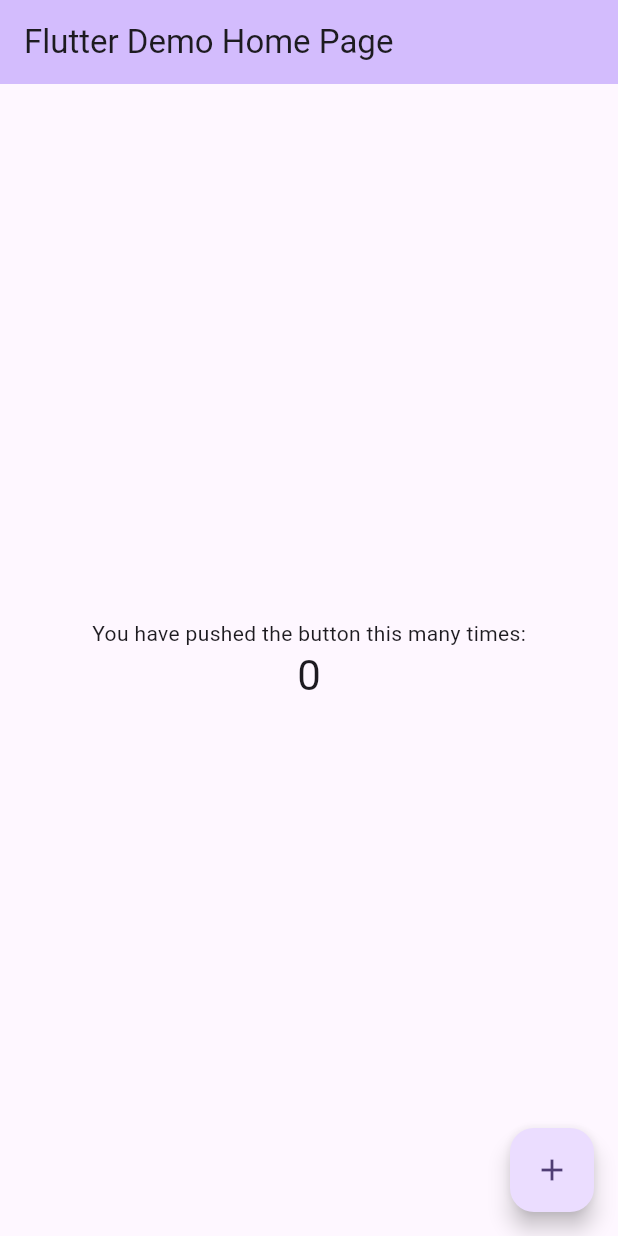
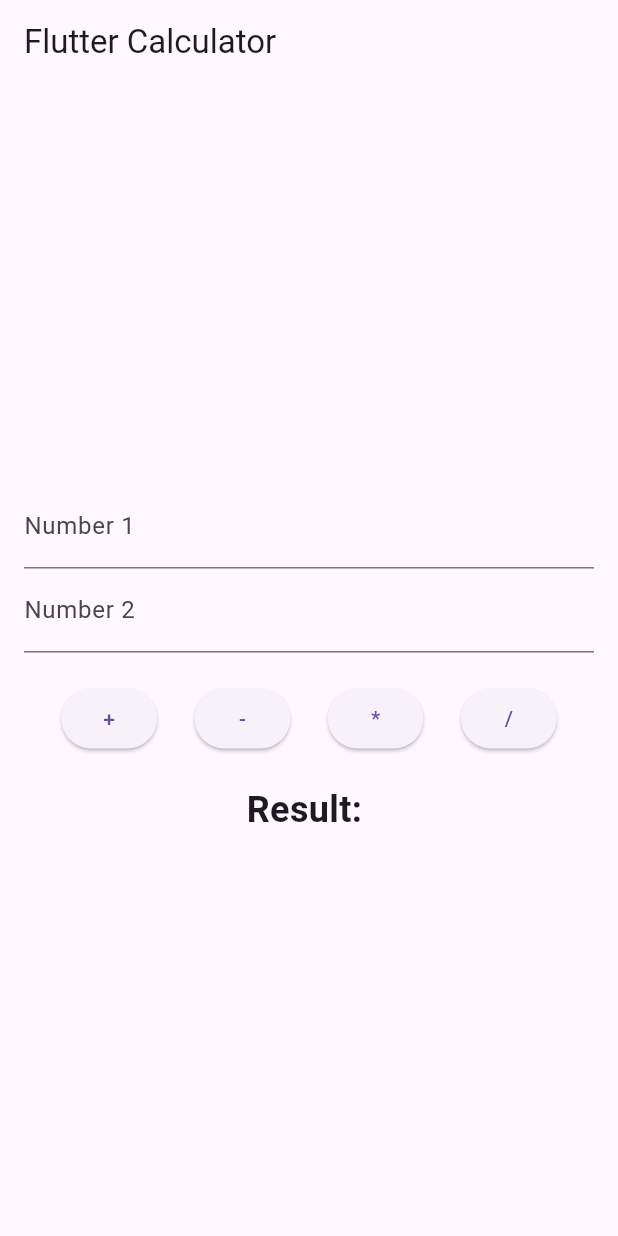
Before and after one commit to PTD-269/android-calculator, a Flutter app: the screen it shows after launch, on a phone screen of 412 x 824 dp. Run offline on Flutter 3.47's test engine with Material 3 defaults, Android fonts, the phone set to English and light mode, and no system bars.

Commit message:
init app

```diff
--- a/lib/main.dart
+++ b/lib/main.dart
@@ -1,125 +1,21 @@
 import 'package:flutter/material.dart';
+import 'view.dart';
 
 void main() {
   runApp(const MyApp());
 }
 
 class MyApp extends StatelessWidget {
-  const MyApp({super.key});
+  const MyApp({Key? key}) : super(key: key);
 
-  // This widget is the root of your application.
   @override
   Widget build(BuildContext context) {
     return MaterialApp(
-      title: 'Flutter Demo',
+      title: 'Flutter Calculator',
       theme: ThemeData(
-        // This is the theme of your application.
-        //
-        // TRY THIS: Try running your application with "flutter run". You'll see
-        // the application has a purple toolbar. Then, without quitting the app,
-        // try changing the seedColor in the colorScheme below to Colors.green
-        // and then invoke "hot reload" (save your changes or press the "hot
-        // reload" button in a Flutter-supported IDE, or press "r" if you used
-        // the command line to start the app).
-        //
-        // Notice that the counter didn't reset back to zero; the application
-        // state is not lost during the reload. To reset the state, use hot
-        // restart instead.
-        //
-        // This works for code too, not just values: Most code changes can be
-        // tested with just a hot reload.
-        colorScheme: ColorScheme.fromSeed(seedColor: Colors.deepPurple),
-        useMaterial3: true,
+        primarySwatch: Colors.blue,
       ),
-      home: const MyHomePage(title: 'Flutter Demo Home Page'),
+      home: const CalculatorView(),
     );
   }
 }
-
-class MyHomePage extends StatefulWidget {
-  const MyHomePage({super.key, required this.title});
-
-  // This widget is the home page of your application. It is stateful, meaning
-  // that it has a State object (defined below) that contains fields that affect
-  // how it looks.
-
-  // This class is the configuration for the state. It holds the values (in this
-  // case the title) provided by the parent (in this case the App widget) and
-  // used by the build method of the State. Fields in a Widget subclass are
-  // always marked "final".
-
-  final String title;
-
-  @override
-  State<MyHomePage> createState() => _MyHomePageState();
-}
-
-class _MyHomePageState extends State<MyHomePage> {
-  int _counter = 0;
-
-  void _incrementCounter() {
-    setState(() {
-      // This call to setState tells the Flutter framework that something has
-      // changed in this State, which causes it to rerun the build method below
-      // so that the display can reflect the updated values. If we changed
-      // _counter without calling setState(), then the build method would not be
-      // called again, and so nothing would appear to happen.
-      _counter++;
-    });
-  }
-
-  @override
-  Widget build(BuildContext context) {
-    // This method is rerun every time setState is called, for instance as done
-    // by the _incrementCounter method above.
-    //
-    // The Flutter framework has been optimized to make rerunning build methods
-    // fast, so that you can just rebuild anything that needs updating rather
-    // than having to individually change instances of widgets.
-    return Scaffold(
-      appBar: AppBar(
-        // TRY THIS: Try changing the color here to a specific color (to
-        // Colors.amber, perhaps?) and trigger a hot reload to see the AppBar
-        // change color while the other colors stay the same.
-        backgroundColor: Theme.of(context).colorScheme.inversePrimary,
-        // Here we take the value from the MyHomePage object that was created by
-        // the App.build method, and use it to set our appbar title.
-        title: Text(widget.title),
-      ),
-      body: Center(
-        // Center is a layout widget. It takes a single child and positions it
-        // in the middle of the parent.
-        child: Column(
-          // Column is also a layout widget. It takes a list of children and
-          // arranges them vertically. By default, it sizes itself to fit its
-          // children horizontally, and tries to be as tall as its parent.
-          //
-          // Column has various properties to control how it sizes itself and
-          // how it positions its children. Here we use mainAxisAlignment to
-          // center the children vertically; the main axis here is the vertical
-          // axis because Columns are vertical (the cross axis would be
-          // horizontal).
-          //
-          // TRY THIS: Invoke "debug painting" (choose the "Toggle Debug Paint"
-          // action in the IDE, or press "p" in the console), to see the
-          // wireframe for each widget.
-          mainAxisAlignment: MainAxisAlignment.center,
-          children: <Widget>[
-            const Text(
-              'You have pushed the button this many times:',
-            ),
-            Text(
-              '$_counter',
-              style: Theme.of(context).textTheme.headlineMedium,
-            ),
-          ],
-        ),
-      ),
-      floatingActionButton: FloatingActionButton(
-        onPressed: _incrementCounter,
-        tooltip: 'Increment',
-        child: const Icon(Icons.add),
-      ), // This trailing comma makes auto-formatting nicer for build methods.
-    );
-  }
-}
--- /dev/null
+++ b/lib/model.dart
@@ -0,0 +1,25 @@
+class CalculatorModel {
+  double _result = 0;
+
+  double get result => _result;
+
+  void add(double a, double b) {
+    _result = a + b;
+  }
+
+  void subtract(double a, double b) {
+    _result = a - b;
+  }
+
+  void multiply(double a, double b) {
+    _result = a * b;
+  }
+
+  void divide(double a, double b) {
+    if (b != 0) {
+      _result = a / b;
+    } else {
+      _result = double.infinity;
+    }
+  }
+}
--- /dev/null
+++ b/lib/view.dart
@@ -0,0 +1,79 @@
+import 'package:flutter/material.dart';
+import 'controller.dart';
+
+class CalculatorView extends StatefulWidget {
+  const CalculatorView({Key? key}) : super(key: key);
+
+  @override
+  _CalculatorViewState createState() => _CalculatorViewState();
+}
+
+class _CalculatorViewState extends State<CalculatorView> {
+  final CalculatorController _controller = CalculatorController();
+  final TextEditingController _num1Controller = TextEditingController();
+  final TextEditingController _num2Controller = TextEditingController();
+  String _result = '';
+
+  @override
+  Widget build(BuildContext context) {
+    return Scaffold(
+      appBar: AppBar(
+        title: const Text('Flutter Calculator'),
+      ),
+      body: Padding(
+        padding: const EdgeInsets.all(16.0),
+        child: Column(
+          mainAxisAlignment: MainAxisAlignment.center,
+          children: [
+            TextField(
+              controller: _num1Controller,
+              keyboardType: TextInputType.number,
+              decoration: const InputDecoration(labelText: 'Number 1'),
+            ),
+            TextField(
+              controller: _num2Controller,
+              keyboardType: TextInputType.number,
+              decoration: const InputDecoration(labelText: 'Number 2'),
+            ),
+            const SizedBox(height: 20),
+            Row(
+              mainAxisAlignment: MainAxisAlignment.spaceEvenly,
+              children: [
+                ElevatedButton(
+                  onPressed: () => _calculate('+'),
+                  child: const Text('+'),
+                ),
+                ElevatedButton(
+                  onPressed: () => _calculate('-'),
+                  child: const Text('-'),
+                ),
+                ElevatedButton(
+                  onPressed: () => _calculate('*'),
+                  child: const Text('*'),
+                ),
+                ElevatedButton(
+                  onPressed: () => _calculate('/'),
+                  child: const Text('/'),
+                ),
+              ],
+            ),
+            const SizedBox(height: 20),
+            Text(
+              'Result: $_result',
+              style: const TextStyle(fontSize: 24, fontWeight: FontWeight.bold),
+            ),
+          ],
+        ),
+      ),
+    );
+  }
+
+  void _calculate(String operation) {
+    double num1 = double.tryParse(_num1Controller.text) ?? 0;
+    double num2 = double.tryParse(_num2Controller.text) ?? 0;
+
+    setState(() {
+      _result = _controller.calculate(num1, num2, operation).toString();
+    });
+  }
+}
```
Also changed, not shown: lib/controller.dart (added, +25 -0 lines).
